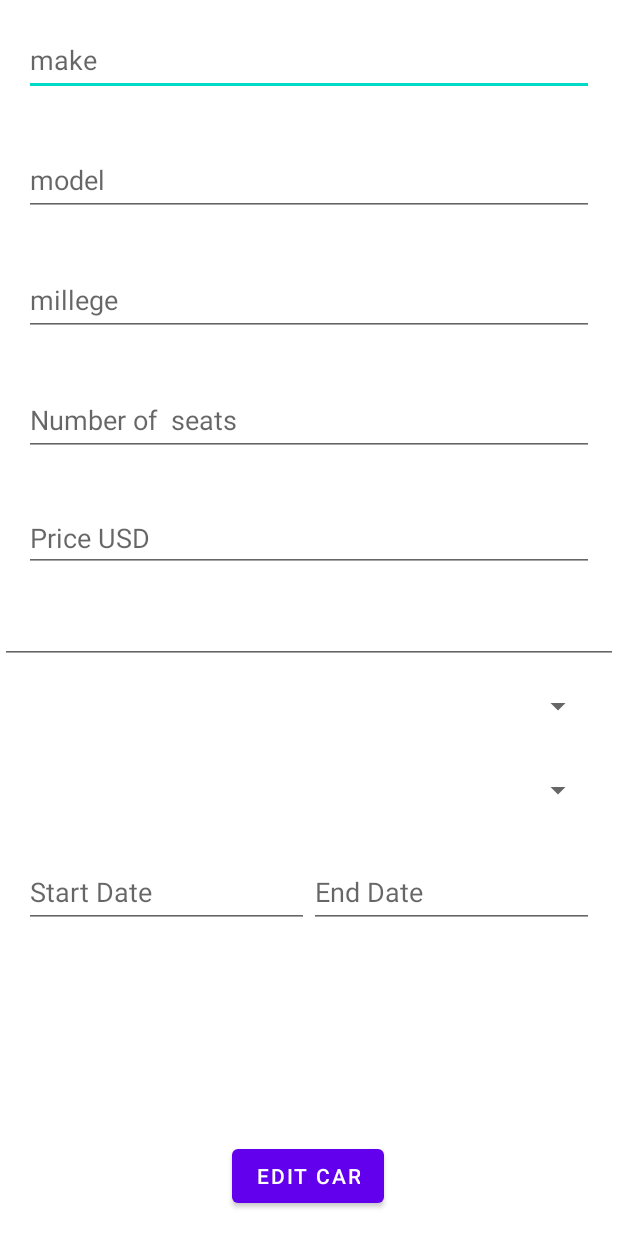
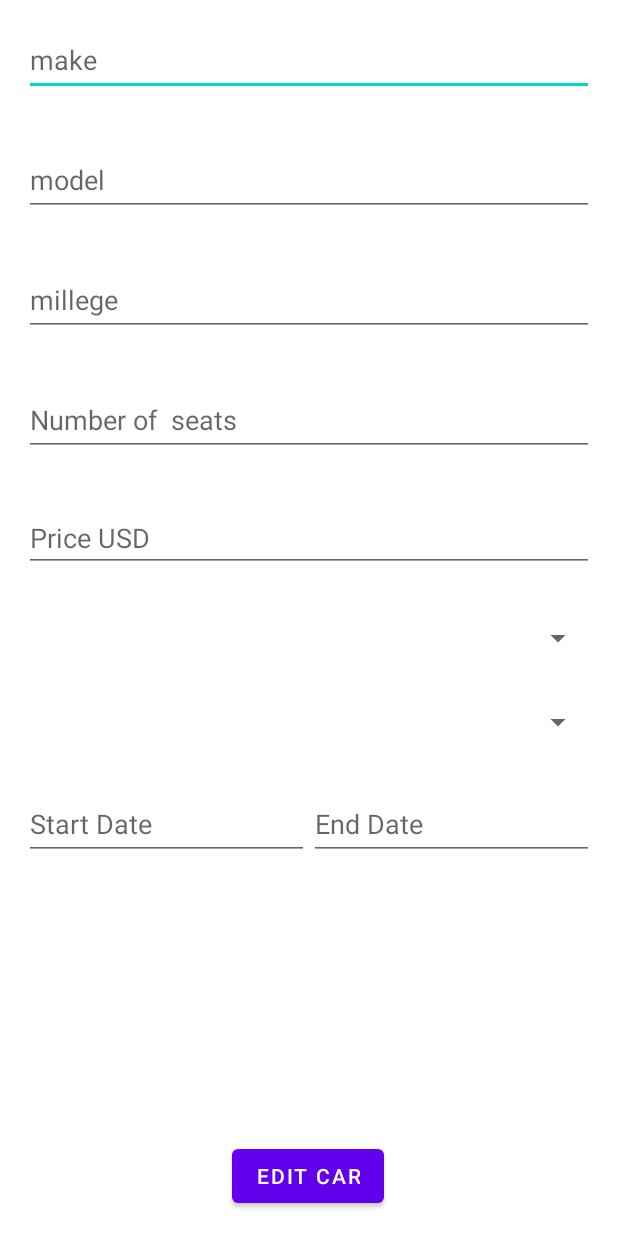
Before and after one commit to Daniel-Ros/GroundMnW, an Android app: the layout fragment_tenant_edit_car.xml on its own in the app's theme, with its tools: preview values and no code run, on a phone screen of 412 x 824 dp. Run offline under Robolectric (Android 15) with nearby library versions, the light colour scheme and no system bars.

Commit message:
little bug but done "mvc" lol

```diff
--- a/app/src/main/java/com/rosenberg/uni/Tenant/TenantAddCarFragment.java
+++ b/app/src/main/java/com/rosenberg/uni/Tenant/TenantAddCarFragment.java
@@ -44,6 +44,7 @@ public class TenantAddCarFragment extends Fragment {
     @Override
     public View onCreateView(LayoutInflater inflater, ViewGroup container,
                              Bundle savedInstanceState) {
+        tf = new TenantFunctions();
         // Inflate the layout for this fragment
         return inflater.inflate(R.layout.fragment_tenant_add_car, container, false);
     }
@@ -101,6 +102,8 @@ public class TenantAddCarFragment extends Fragment {
                     Integer.parseInt(price.getText().toString()),
                     uid);
 
+            System.out.println(car.getModel());
+
             // push to database
             tf.pushCar(car, this);
 
--- a/app/src/main/java/com/rosenberg/uni/Tenant/TenantEditCarFragment.java
+++ b/app/src/main/java/com/rosenberg/uni/Tenant/TenantEditCarFragment.java
@@ -163,7 +163,7 @@ public class TenantEditCarFragment extends Fragment {
         gearbox.setSelection(currCar.getGearbox() == "automatic"? 0 : 1);
         start_date.setText(currCar.getStartDate());
         end_date.setText(currCar.getEndDate());
-        price.setText(currCar.getPrice());
+        price.setText(currCar.getPrice().toString());
 
     }
 
--- a/app/src/main/res/layout/fragment_tenant_edit_car.xml
+++ b/app/src/main/res/layout/fragment_tenant_edit_car.xml
@@ -71,14 +71,6 @@
                 android:ems="10"
                 android:inputType="numberDecimal" />
 
-            <EditText
-                android:id="@+id/editTextNumber"
-                android:layout_width="match_parent"
-                android:layout_height="wrap_content"
-                android:layout_weight="10"
-                android:ems="10"
-                android:inputType="number" />
-
             <Spinner
                 android:id="@+id/tenant_edit_car_fuel"
                 android:layout_width="match_parent"
```
